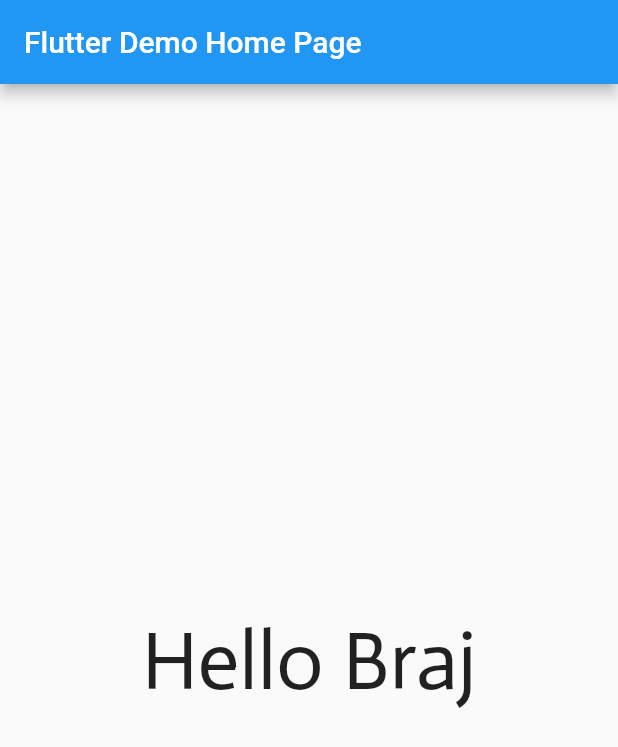
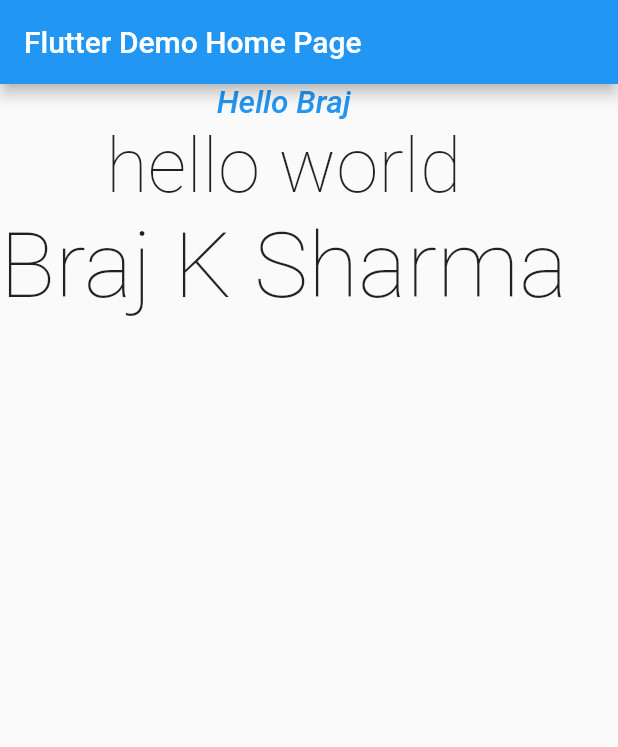
Before and after one commit to Braj111/PractiseCodes-Flutter, a Flutter app: the screen it shows after launch, on a phone screen of 412 x 824 dp. Shown: the top 747 px of the screen. Run offline on Flutter 3.47's test engine with Material 2 defaults, Android fonts, the phone set to English and light mode, and no system bars.

```diff
--- a/lib/main.dart
+++ b/lib/main.dart
@@ -1,6 +1,5 @@
-import 'dart:ui';
-
 import 'package:flutter/material.dart';
+import 'package:nepolean_codex/ui_helper/util.dart';
 
 void main() {
   runApp(const MyApp());
@@ -26,6 +25,10 @@ class MyApp extends StatelessWidget {
         // Notice that the counter didn't reset back to zero; the application
         // is not restarted.
         primarySwatch: Colors.blue,
+        textTheme: const TextTheme(
+          headline1: TextStyle(fontSize: 21, fontWeight: FontWeight.w500, fontStyle: FontStyle.italic),
+          subtitle1: TextStyle(fontSize: 51, fontWeight: FontWeight.w200, fontStyle: FontStyle.normal),
+        )
       ),
       home: const MyHomePage(title: 'Flutter Demo Home Page'),
     );
@@ -78,10 +81,12 @@ class _MyHomePageState extends State<MyHomePage> {
         // the App.build method, and use it to set our appbar title.
         title: Text(widget.title),
       ),
-      body:Center(
-        child: Text(
-          'Hello Braj', style: TextStyle(fontFamily: 'text1', fontWeight: FontWeight.w500, fontSize: 55),
-        ),
+      body: Column(
+        children: [
+          Text('Hello Braj', style: Theme.of(context).textTheme.headline1!.copyWith(color: Colors.blue)),
+          Text('hello world', style: Theme.of(context).textTheme.subtitle1,),
+          Text('Braj K Sharma', style: mTextStyle11())
+        ],
       )
       );
   }
--- /dev/null
+++ b/lib/ui_helper/util.dart
@@ -0,0 +1,7 @@
+
+import 'package:flutter/material.dart';
+import 'package:flutter/rendering.dart';
+
+TextStyle mTextStyle11({Color color = Colors.pink, FontWeight fontWeight = FontWeight.bold}) {
+  return TextStyle(fontSize: 61, fontWeight: FontWeight.w200);
+}
```
